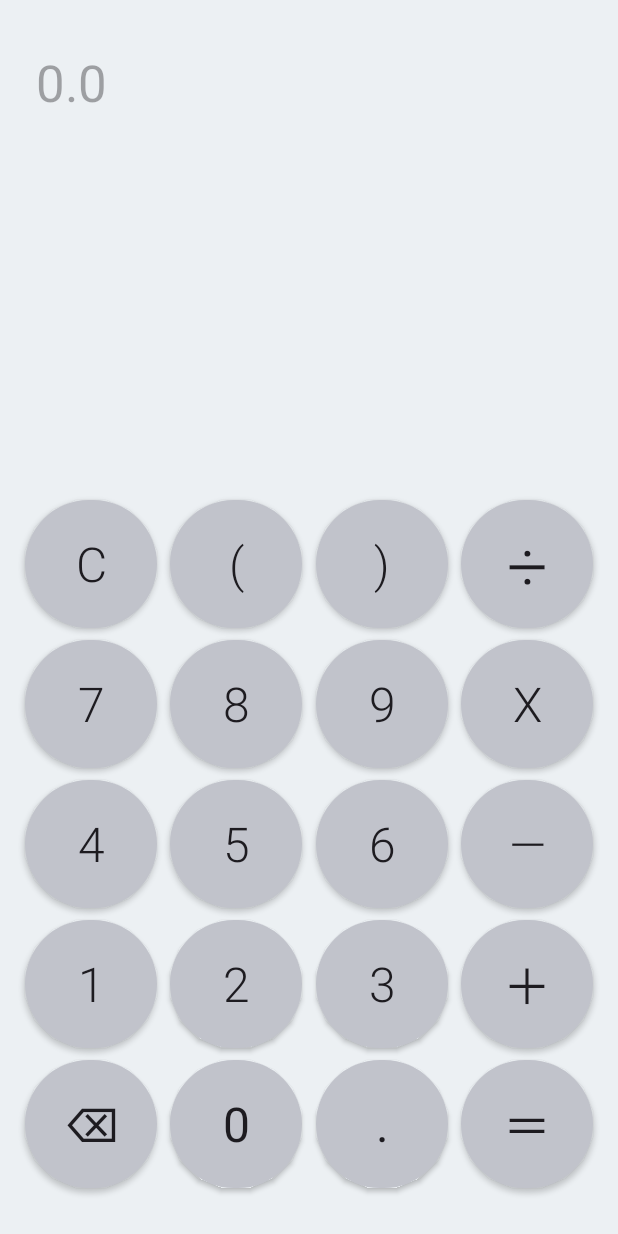
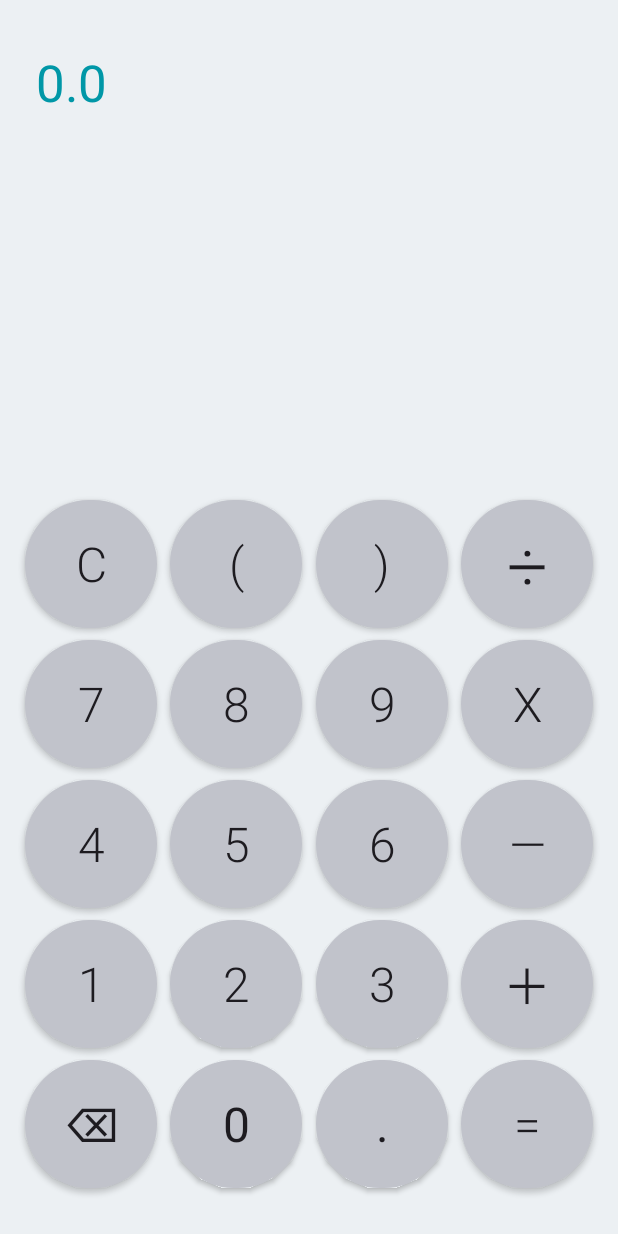
Before and after one commit to theaako/Aako-Calculator, an Android app: the layout activity_main.xml on its own in the app's theme, with its tools: preview values and no code run, on a phone screen of 412 x 824 dp. Run offline under Robolectric (Android 15) with nearby library versions, the phone set to English and light mode, and no system bars; Roboto replaces fonts that are not available here.

Commit message:
Exception when running the app fixed. Text size of button texts turned from "dp" to "sp". Hard-coded warnings fixed. Enter button excepts error. Erase-Left button excepts error when get used twice.

```diff
--- a/app/src/main/AndroidManifest.xml
+++ b/app/src/main/AndroidManifest.xml
@@ -13,7 +13,7 @@
         android:theme="@style/Theme.AakoCalculator"
         tools:targetApi="31">
         <activity
-            android:name="aakoCalculator.AakoCalculator.MainActivity"
+            android:name="aakoCalculator.MainActivity"
             android:exported="true">
             <intent-filter>
                 <action android:name="android.intent.action.MAIN" />
--- a/app/src/main/java/Expressions.kt
+++ b/app/src/main/java/Expressions.kt
@@ -1,3 +1,4 @@
+import android.util.Log
 import java.util.*
 import kotlin.math.pow
 
@@ -9,7 +10,7 @@ class Expressions(infix: MutableList<String>) {
     private fun infixToPostfix() {
 
         var postfix = ""
-        var stack = Stack<String>()
+        val stack = Stack<String>()
 
         for (e in infix) {
             if (e.all { it.isDigit() || it == '.' }) {
@@ -56,12 +57,12 @@ class Expressions(infix: MutableList<String>) {
                 val a = stack.pop()
                 val b = stack.pop()
                 when (postfix[i]) {
-                    '+' -> stack.push(b + a)
-                    '-' -> stack.push(b - a)
-                    '*' -> stack.push(b * a)
-                    '/' -> stack.push(b / a)
-                    '%' -> stack.push(b % a)
-                    '^' -> stack.push(b.pow(a))
+                    '＋' -> stack.push(b + a)  //addition
+                    '—' -> stack.push(b - a)  //subtraction
+                    'X' -> stack.push(b * a)  //multiplication
+                    '÷' -> stack.push(b / a)  //division
+                    '%' -> stack.push(b % a)  //modulus
+                    '^' -> stack.push(b.pow(a))  //power
                 }
                 i++
             }
@@ -71,8 +72,8 @@ class Expressions(infix: MutableList<String>) {
 
     private fun precedence(operator: String): Byte {
         return when (operator) {
-            "+", "-" -> 1
-            "*", "/", "%" -> 2
+            "＋", "—" -> 1
+            "X", "÷", "%" -> 2
             "^" -> 3
             else -> 0
         }
--- a/app/src/main/java/aakoCalculator/MainActivity.kt
+++ b/app/src/main/java/aakoCalculator/MainActivity.kt
@@ -1,8 +1,8 @@
 package aakoCalculator
 
 import Expressions
+import android.annotation.SuppressLint
 import android.os.Bundle
-import android.util.Log
 import android.view.View
 import android.widget.TextView
 import androidx.activity.enableEdgeToEdge
@@ -29,6 +29,7 @@ class MainActivity : AppCompatActivity() {
         resultTextBox = findViewById(R.id.resultTextView)
     }
 
+    @SuppressLint("SetTextI18n")
     fun onClick(button: View) {
         when (val buttonText= (button as AppCompatButton).text.toString()) {
             "=" -> {
@@ -36,6 +37,7 @@ class MainActivity : AppCompatActivity() {
                 resultTextBox?.text = infixExpression!!.evaluation().toString()
                 input.clear()
                 input.add(resultTextBox?.text.toString())
+                //Log.d("1","What the fuck is wrong? ${onClick(button)}")
             }
 
             "C" -> {
--- a/app/src/main/res/layout/activity_main.xml
+++ b/app/src/main/res/layout/activity_main.xml
@@ -6,7 +6,7 @@
     android:layout_width="match_parent"
     android:layout_height="match_parent"
     android:background="@color/Light_Grey"
-    tools:context="aakoCalculator.AakoCalculator.MainActivity">
+    tools:context="aakoCalculator.MainActivity">
 
     <TextView
         android:id="@+id/resultTextView"
@@ -15,7 +15,8 @@
         android:layout_marginStart="24dp"
         android:layout_marginTop="32dp"
         android:layout_marginEnd="24dp"
-        android:hint="0.0"
+        android:hint="@string/resultTextViewHint"
+        android:textColorHint="#0097A7"
         android:textSize="34sp"
         app:layout_constraintEnd_toEndOf="parent"
         app:layout_constraintStart_toStartOf="parent"
@@ -30,8 +31,8 @@
         android:background="@drawable/circular_button_1"
         android:fontFamily="sans-serif-light"
         android:onClick="onClick"
-        android:text="⌫"
-        android:textSize="32dp"
+        android:text="@string/eraseLeft"
+        android:textSize="32sp"
         app:layout_constraintBottom_toBottomOf="parent"
         app:layout_constraintEnd_toStartOf="@+id/number0BTN"
         app:layout_constraintHorizontal_bias="0.5"
@@ -46,8 +47,8 @@
         android:background="@drawable/circular_button_1"
         android:fontFamily="sans-serif"
         android:onClick="onClick"
-        android:text="0"
-        android:textSize="32dp"
+        android:text="@string/number_0"
+        android:textSize="32sp"
         app:layout_constraintBottom_toBottomOf="parent"
         app:layout_constraintEnd_toStartOf="@+id/pointBTN"
         app:layout_constraintHorizontal_bias="0.5"
@@ -63,8 +64,8 @@
         android:background="@drawable/circular_button_1"
         android:fontFamily="sans-serif"
         android:onClick="onClick"
-        android:text="."
-        android:textSize="32dp"
+        android:text="@string/point"
+        android:textSize="32sp"
         app:layout_constraintBottom_toBottomOf="parent"
         app:layout_constraintEnd_toStartOf="@+id/enterBTN"
         app:layout_constraintHorizontal_bias="0.5"
@@ -81,8 +82,8 @@
         android:background="@drawable/circular_button_1"
         android:fontFamily="sans-serif-light"
         android:onClick="onClick"
-        android:text="＝"
-        android:textSize="32dp"
+        android:text="@string/enter"
+        android:textSize="32sp"
         app:layout_constraintBottom_toBottomOf="parent"
         app:layout_constraintEnd_toEndOf="parent"
         app:layout_constraintHorizontal_bias="0.5"
@@ -99,8 +100,8 @@
         android:background="@drawable/circular_button_1"
         android:fontFamily="sans-serif-light"
         android:onClick="onClick"
-        android:text="1"
-        android:textSize="32dp"
+        android:text="@string/number_1"
+        android:textSize="32sp"
         app:layout_constraintBottom_toTopOf="@+id/eraseLeftBTN"
         app:layout_constraintEnd_toStartOf="@+id/number2BTN"
         app:layout_constraintHorizontal_bias="0.5"
@@ -115,8 +116,8 @@
         android:background="@drawable/circular_button_1"
         android:fontFamily="sans-serif-light"
         android:onClick="onClick"
-        android:text="2"
-        android:textSize="32dp"
+        android:text="@string/number_2"
+        android:textSize="32sp"
         app:layout_constraintBottom_toTopOf="@+id/number0BTN"
         app:layout_constraintEnd_toStartOf="@+id/number3BTN"
         app:layout_constraintHorizontal_bias="0.5"
@@ -131,8 +132,8 @@
         android:background="@drawable/circular_button_1"
         android:fontFamily="sans-serif-light"
         android:onClick="onClick"
-        android:text="3"
-        android:textSize="32dp"
+        android:text="@string/number_3"
+        android:textSize="32sp"
         app:layout_constraintBottom_toTopOf="@+id/pointBTN"
         app:layout_constraintEnd_toStartOf="@+id/plusBTN"
         app:layout_constraintHorizontal_bias="0.5"
@@ -148,8 +149,8 @@
         android:background="@drawable/circular_button_1"
         android:fontFamily="sans-serif-light"
         android:onClick="onClick"
-        android:text="＋"
-        android:textSize="32dp"
+        android:text="@string/additionSign"
+        android:textSize="32sp"
         app:layout_constraintBottom_toTopOf="@+id/enterBTN"
         app:layout_constraintEnd_toEndOf="parent"
         app:layout_constraintHorizontal_bias="0.5"
@@ -165,8 +166,8 @@
         android:background="@drawable/circular_button_1"
         android:fontFamily="sans-serif-light"
         android:onClick="onClick"
-        android:text="4"
-        android:textSize="32dp"
+        android:text="@string/number_4"
+        android:textSize="32sp"
         app:layout_constraintBottom_toTopOf="@+id/number1BTN"
         app:layout_constraintEnd_toStartOf="@+id/number5BTN"
         app:layout_constraintHorizontal_bias="0.5"
@@ -181,8 +182,8 @@
         android:background="@drawable/circular_button_1"
         android:fontFamily="sans-serif-light"
         android:onClick="onClick"
-        android:text="5"
-        android:textSize="32dp"
+        android:text="@string/number_5"
+        android:textSize="32sp"
         app:layout_constraintBottom_toTopOf="@+id/number2BTN"
         app:layout_constraintEnd_toStartOf="@+id/number6BTN"
         app:layout_constraintHorizontal_bias="0.5"
@@ -197,8 +198,8 @@
         android:background="@drawable/circular_button_1"
         android:fontFamily="sans-serif-light"
         android:onClick="onClick"
-        android:text="6"
-        android:textSize="32dp"
+        android:text="@string/number_6"
+        android:textSize="32sp"
         app:layout_constraintBottom_toTopOf="@+id/number3BTN"
         app:layout_constraintEnd_toStartOf="@+id/minusBTN"
         app:layout_constraintHorizontal_bias="0.5"
@@ -214,8 +215,8 @@
         android:background="@drawable/circular_button_1"
         android:fontFamily="sans-serif-light"
         android:onClick="onClick"
-        android:text="—"
-        android:textSize="32dp"
+        android:text="@string/minusSign"
+        android:textSize="32sp"
         app:layout_constraintBottom_toTopOf="@+id/plusBTN"
         app:layout_constraintEnd_toEndOf="parent"
         app:layout_constraintHorizontal_bias="0.5"
@@ -231,8 +232,8 @@
         android:background="@drawable/circular_button_1"
         android:fontFamily="sans-serif-light"
         android:onClick="onClick"
-        android:text="7"
-        android:textSize="32dp"
+        android:text="@string/number_7"
+        android:textSize="32sp"
         app:layout_constraintBottom_toTopOf="@+id/number4BTN"
         app:layout_constraintEnd_toStartOf="@+id/number8BTN"
         app:layout_constraintHorizontal_bias="0.5"
@@ -247,8 +248,8 @@
         android:background="@drawable/circular_button_1"
         android:fontFamily="sans-serif-light"
         android:onClick="onClick"
-        android:text="8"
-        android:textSize="32dp"
+        android:text="@string/number_8"
+        android:textSize="32sp"
         app:layout_constraintBottom_toTopOf="@+id/number5BTN"
         app:layout_constraintEnd_toStartOf="@+id/number9BTN"
         app:layout_constraintHorizontal_bias="0.5"
@@ -263,8 +264,8 @@
         android:background="@drawable/circular_button_1"
         android:fontFamily="sans-serif-light"
         android:onClick="onClick"
-        android:text="9"
-        android:textSize="32dp"
+        android:text="@string/number_9"
+        android:textSize="32sp"
         app:layout_constraintBottom_toTopOf="@+id/number6BTN"
         app:layout_constraintEnd_toStartOf="@+id/multiplyBTN"
         app:layout_constraintHorizontal_bias="0.5"
@@ -280,7 +281,7 @@
         android:background="@drawable/circular_button_1"
         android:fontFamily="sans-serif-light"
         android:onClick="onClick"
-        android:text="X"
+        android:text="@string/multiplySign"
         android:textSize="32sp"
         app:layout_constraintBottom_toTopOf="@+id/minusBTN"
         app:layout_constraintEnd_toEndOf="parent"
@@ -297,8 +298,8 @@
         android:background="@drawable/circular_button_1"
         android:fontFamily="sans-serif-light"
         android:onClick="onClick"
-        android:text="C"
-        android:textSize="32dp"
+        android:text="@string/c"
+        android:textSize="32sp"
         app:layout_constraintBottom_toTopOf="@+id/number7BTN"
         app:layout_constraintEnd_toStartOf="@+id/openParenthesesBTN"
         app:layout_constraintHorizontal_bias="0.5"
@@ -313,8 +314,8 @@
         android:background="@drawable/circular_button_1"
         android:fontFamily="sans-serif-light"
         android:onClick="onClick"
-        android:text="("
-        android:textSize="32dp"
+        android:text="@string/openParentheses"
+        android:textSize="32sp"
         app:layout_constraintBottom_toTopOf="@+id/number8BTN"
         app:layout_constraintEnd_toStartOf="@+id/closeParenthesesBTN"
         app:layout_constraintHorizontal_bias="0.5"
@@ -329,8 +330,8 @@
         android:background="@drawable/circular_button_1"
         android:fontFamily="sans-serif-light"
         android:onClick="onClick"
-        android:text=")"
-        android:textSize="32dp"
+        android:text="@string/closeParantheses"
+        android:textSize="32sp"
         app:layout_constraintBottom_toTopOf="@+id/number9BTN"
         app:layout_constraintEnd_toStartOf="@+id/divisionBTN"
         app:layout_constraintHorizontal_bias="0.5"
@@ -346,8 +347,8 @@
         android:background="@drawable/circular_button_1"
         android:fontFamily="sans-serif-light"
         android:onClick="onClick"
-        android:text="÷"
-        android:textSize="48dp"
+        android:text="@string/divisionSign"
+        android:textSize="48sp"
         app:layout_constraintBottom_toTopOf="@+id/multiplyBTN"
         app:layout_constraintEnd_toEndOf="parent"
         app:layout_constraintHorizontal_bias="0.5"
--- a/app/src/main/res/values/strings.xml
+++ b/app/src/main/res/values/strings.xml
@@ -1,3 +1,24 @@
 <resources>
     <string name="app_name">Aako Calculator</string>
+    <string name="c">C</string>
+    <string name="closeParantheses">)</string>
+    <string name="divisionSign">÷</string>
+    <string name="enter">=</string>
+    <string name="eraseLeft">⌫</string>
+    <string name="minusSign">—</string>
+    <string name="multiplySign">X</string>
+    <string name="number_0">0</string>
+    <string name="number_1">1</string>
+    <string name="number_2">2</string>
+    <string name="number_3">3</string>
+    <string name="number_4">4</string>
+    <string name="number_5">5</string>
+    <string name="number_6">6</string>
+    <string name="number_7">7</string>
+    <string name="number_8">8</string>
+    <string name="number_9">9</string>
+    <string name="openParentheses">(</string>
+    <string name="additionSign">＋</string>
+    <string name="point">.</string>
+    <string name="resultTextViewHint">0.0</string>
 </resources>
```
